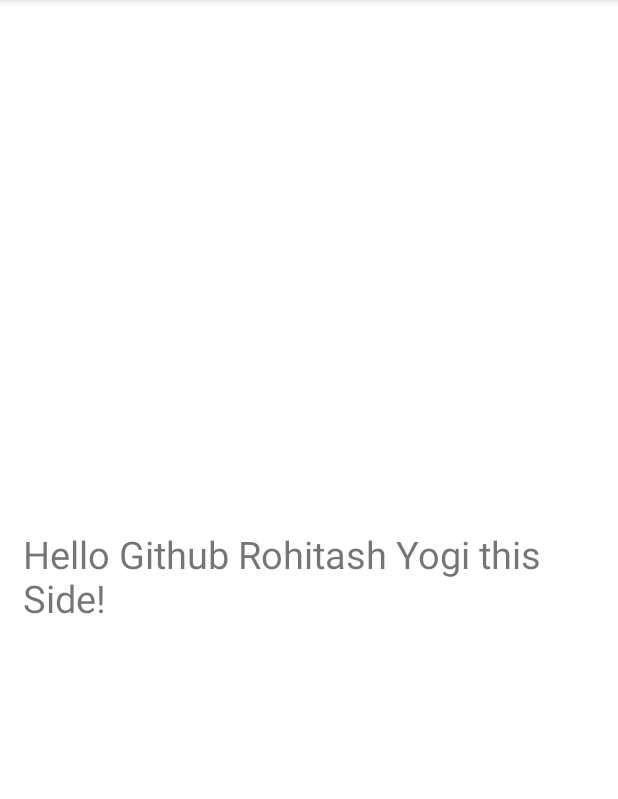
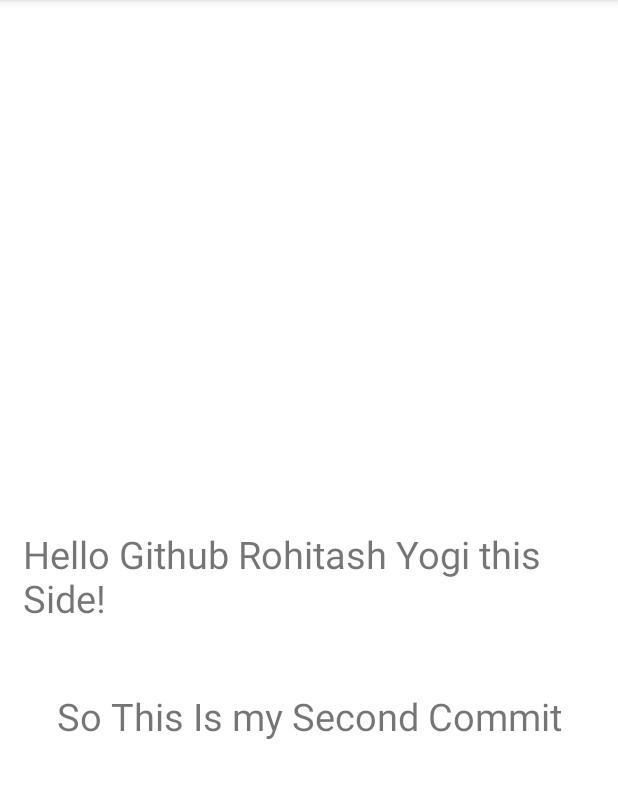
Before and after one commit to RohitashYogi/GithubLearning, an Android app: the screen it shows after launch (MainActivity), on a phone screen of 412 x 824 dp, the part 84-883 px from its top. Run offline under Robolectric (Android 15) with nearby library versions, the phone set to English and light mode, and no system bars.

Commit message:
App Secound commit

```diff
--- a/app/src/main/res/layout/activity_main.xml
+++ b/app/src/main/res/layout/activity_main.xml
@@ -7,15 +7,27 @@
     tools:context=".MainActivity">
 
     <TextView
-        android:padding="15dp"
+        android:id="@+id/textView"
         android:layout_width="wrap_content"
         android:layout_height="wrap_content"
+        android:padding="15dp"
         android:text="Hello Github Rohitash Yogi this Side!"
         android:textSize="25dp"
         app:layout_constraintBottom_toBottomOf="parent"
         app:layout_constraintLeft_toLeftOf="parent"
         app:layout_constraintRight_toRightOf="parent"
-        app:layout_constraintTop_toTopOf="parent"
-        />
+        app:layout_constraintTop_toTopOf="parent" />
+
+    <TextView
+        android:layout_width="wrap_content"
+        android:layout_height="wrap_content"
+        android:padding="15dp"
+        android:text="So This Is my Second Commit"
+        android:textSize="25dp"
+        app:layout_constraintBottom_toBottomOf="parent"
+        app:layout_constraintEnd_toEndOf="parent"
+        app:layout_constraintStart_toStartOf="parent"
+        app:layout_constraintTop_toBottomOf="@+id/textView"
+        app:layout_constraintVertical_bias="0.05" />
 
 </androidx.constraintlayout.widget.ConstraintLayout>
```
